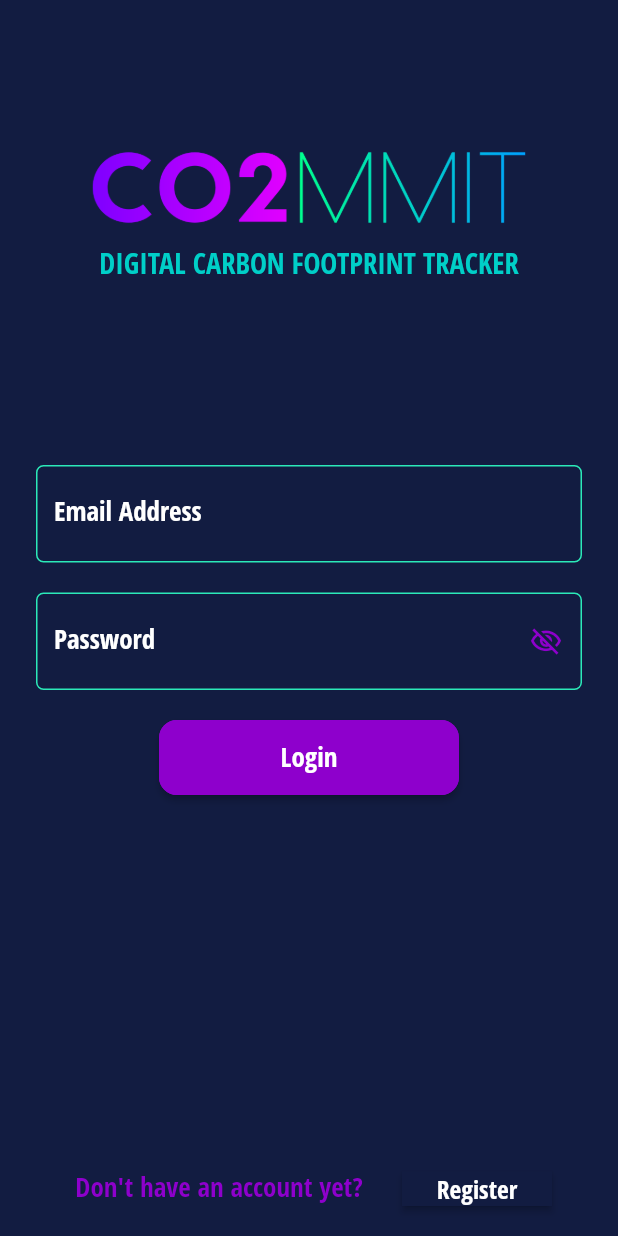
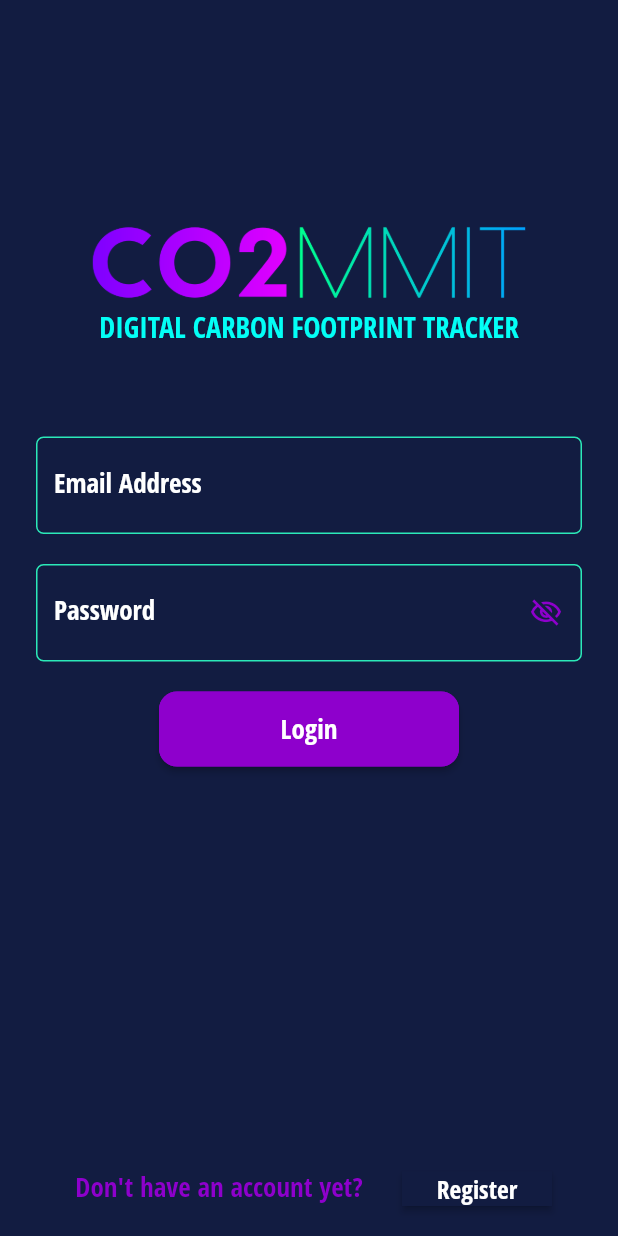
Before and after one commit to ec20869/co2mmit, a Flutter app: the screen it shows after launch, after a tap on "Create Account", after a tap on "Login", on a phone screen of 412 x 824 dp. Run offline on Flutter 3.47's test engine with Material 2 defaults, Android fonts, the phone set to English and light mode, and no system bars; drawn by our look-alikes of auto_size_text; our stand-ins replace built_collection, built_value, cached_network_image, cloud_firestore, equatable, firebase_auth and 11 more; missing offline and left inert: json_path, mime_type; accounts and stored records are empty; generated files the repository leaves out were written again; Roboto replaces fonts that are missing (Open Sans Condensed).

Commit message:
Updating to latest FlutterFlow output.

```diff
--- a/lib/login/login_widget.dart
+++ b/lib/login/login_widget.dart
@@ -45,31 +45,60 @@ class _LoginWidgetState extends State<LoginWidget> {
               Row(
                 mainAxisSize: MainAxisSize.max,
                 children: [
+                  Container(
+                    width: 100,
+                    height: 100,
+                    decoration: BoxDecoration(
+                      color: FlutterFlowTheme.customColor2,
+                    ),
+                  )
+                ],
+              ),
+              Row(
+                mainAxisSize: MainAxisSize.max,
+                children: [
                   Expanded(
                     child: Container(
                       width: 375,
-                      height: 250,
+                      height: 100,
                       decoration: BoxDecoration(
                         color: FlutterFlowTheme.customColor2,
-                        image: DecorationImage(
-                          fit: BoxFit.cover,
-                          image: Image.asset(
-                            'assets/images/Logo@3x.png',
-                          ).image,
-                        ),
                         shape: BoxShape.rectangle,
                       ),
-                      child: Align(
-                        alignment: Alignment(0, 0.45),
+                      child: Row(
+                        mainAxisSize: MainAxisSize.max,
+                        mainAxisAlignment: MainAxisAlignment.center,
+                        children: [
+                          Expanded(
+                            child: Padding(
+                              padding: EdgeInsets.fromLTRB(0, 50, 0, 0),
+                              child: Image.asset(
+                                'assets/images/Logo@3x.png',
+                                width: 350,
+                                height: 100,
+                                fit: BoxFit.cover,
+                              ),
+                            ),
+                          )
+                        ],
+                      ),
+                    ),
+                  )
+                ],
+              ),
+              Row(
+                mainAxisSize: MainAxisSize.max,
+                mainAxisAlignment: MainAxisAlignment.center,
+                children: [
+                  Padding(
+                    padding: EdgeInsets.fromLTRB(0, 5, 0, 0),
                     child: AutoSizeText(
                       'DIGITAL CARBON FOOTPRINT TRACKER',
                       textAlign: TextAlign.center,
                       style: FlutterFlowTheme.title2.override(
                         fontFamily: 'Open Sans Condensed',
-                            color: FlutterFlowTheme.customColor6,
+                        color: FlutterFlowTheme.customColor4,
                         fontSize: 19,
-                          ),
-                        ),
                       ),
                     ),
                   )
--- a/lib/register/register_widget.dart
+++ b/lib/register/register_widget.dart
@@ -46,57 +46,56 @@ class _RegisterWidgetState extends State<RegisterWidget> {
           child: Column(
             mainAxisSize: MainAxisSize.max,
             children: [
+              Column(
+                mainAxisSize: MainAxisSize.max,
+                children: [
                   Row(
                     mainAxisSize: MainAxisSize.max,
                     children: [
-                  Expanded(
-                    child: Container(
-                      width: 375,
-                      height: 250,
+                      Container(
+                        width: 100,
+                        height: 100,
                         decoration: BoxDecoration(
                           color: FlutterFlowTheme.customColor2,
-                        image: DecorationImage(
+                        ),
+                      )
+                    ],
+                  ),
+                  Image.asset(
+                    'assets/images/Logo@3x.png',
+                    width: 350,
+                    height: 90,
                     fit: BoxFit.cover,
-                          image: Image.asset(
-                            'assets/images/Logo@3x.png',
-                          ).image,
+                  )
+                ],
               ),
-                        shape: BoxShape.rectangle,
-                      ),
-                      child: Align(
-                        alignment: Alignment(0, 0.85),
+              Padding(
+                padding: EdgeInsets.fromLTRB(24, 0, 24, 0),
                 child: Row(
                   mainAxisSize: MainAxisSize.max,
                   mainAxisAlignment: MainAxisAlignment.center,
                   children: [
-                            Align(
-                              alignment: Alignment(0, 0.45),
-                              child: AutoSizeText(
+                    AutoSizeText(
                       'DIGITAL CARBON FOOTPRINT TRACKER',
                       textAlign: TextAlign.center,
                       style: FlutterFlowTheme.title2.override(
                         fontFamily: 'Open Sans Condensed',
-                                  color: FlutterFlowTheme.customColor6,
+                        color: FlutterFlowTheme.customColor4,
                         fontSize: 19,
-                                ),
                       ),
                     )
                   ],
                 ),
               ),
-                    ),
-                  )
-                ],
-              ),
               Expanded(
                 child: Padding(
-                  padding: EdgeInsets.fromLTRB(0, 20, 0, 0),
+                  padding: EdgeInsets.fromLTRB(0, 70, 0, 0),
                   child: Row(
                     mainAxisSize: MainAxisSize.max,
                     children: [
                       Expanded(
                         child: Padding(
-                          padding: EdgeInsets.fromLTRB(24, 20, 24, 0),
+                          padding: EdgeInsets.fromLTRB(24, 0, 24, 0),
                           child: Column(
                             mainAxisSize: MainAxisSize.max,
                             mainAxisAlignment: MainAxisAlignment.start,
--- a/lib/splashscreen/splashscreen_widget.dart
+++ b/lib/splashscreen/splashscreen_widget.dart
@@ -71,9 +71,9 @@ class _SplashscreenWidgetState extends State<SplashscreenWidget>
                       alignment: Alignment(0, -0.94),
                       child: Image.asset(
                         'assets/images/Logo@3x.png',
-                        width: 2700,
-                        height: 150,
-                        fit: BoxFit.fitWidth,
+                        width: 350,
+                        height: 100,
+                        fit: BoxFit.cover,
                       ).animated([animationsMap['imageOnPageLoadAnimation']]),
                     ),
                     Align(
--- a/lib/survey_welcome/survey_welcome_widget.dart
+++ b/lib/survey_welcome/survey_welcome_widget.dart
@@ -1,11 +1,8 @@
-import '../auth/auth_util.dart';
-import '../backend/backend.dart';
 import '../flutter_flow/flutter_flow_theme.dart';
 import '../flutter_flow/flutter_flow_util.dart';
 import '../flutter_flow/flutter_flow_widgets.dart';
 import '../survey_social/survey_social_widget.dart';
 import 'package:auto_size_text/auto_size_text.dart';
-import 'package:cloud_firestore/cloud_firestore.dart';
 import 'package:flutter/material.dart';
 import 'package:google_fonts/google_fonts.dart';
 import 'package:page_transition/page_transition.dart';
@@ -104,19 +101,12 @@ class _SurveyWelcomeWidgetState extends State<SurveyWelcomeWidget> {
                 )
               ],
             ),
-            Align(
-              alignment: Alignment(0, 0),
-              child: FFButtonWidget(
+            Row(
+              mainAxisSize: MainAxisSize.max,
+              mainAxisAlignment: MainAxisAlignment.center,
+              children: [
+                FFButtonWidget(
                   onPressed: () async {
-                  final surveyCreateData = createSurveyRecordData(
-                    social: '0',
-                    video: '0',
-                    audio: '0',
-                    email: '0',
-                    gaming: '0',
-                    internet: '0',
-                  );
-                  await SurveyRecord.collection.doc().set(surveyCreateData);
                     await Navigator.push(
                       context,
                       MaterialPageRoute(
@@ -124,7 +114,7 @@ class _SurveyWelcomeWidgetState extends State<SurveyWelcomeWidget> {
                       ),
                     );
                   },
-                text: '   Start survey now                        ',
+                  text: 'Start survey now',
                   options: FFButtonOptions(
                     width: 150,
                     height: 55,
@@ -136,12 +126,13 @@ class _SurveyWelcomeWidgetState extends State<SurveyWelcomeWidget> {
                       fontWeight: FontWeight.w500,
                     ),
                     borderSide: BorderSide(
-                    color: FlutterFlowTheme.customColor1,
+                      color: FlutterFlowTheme.customColor4,
                       width: 1,
                     ),
-                  borderRadius: 5,
+                    borderRadius: 12,
                   ),
-              ),
+                )
+              ],
             )
           ],
         ),
```
Lines whose indentation alone changed are shown as unchanged.
